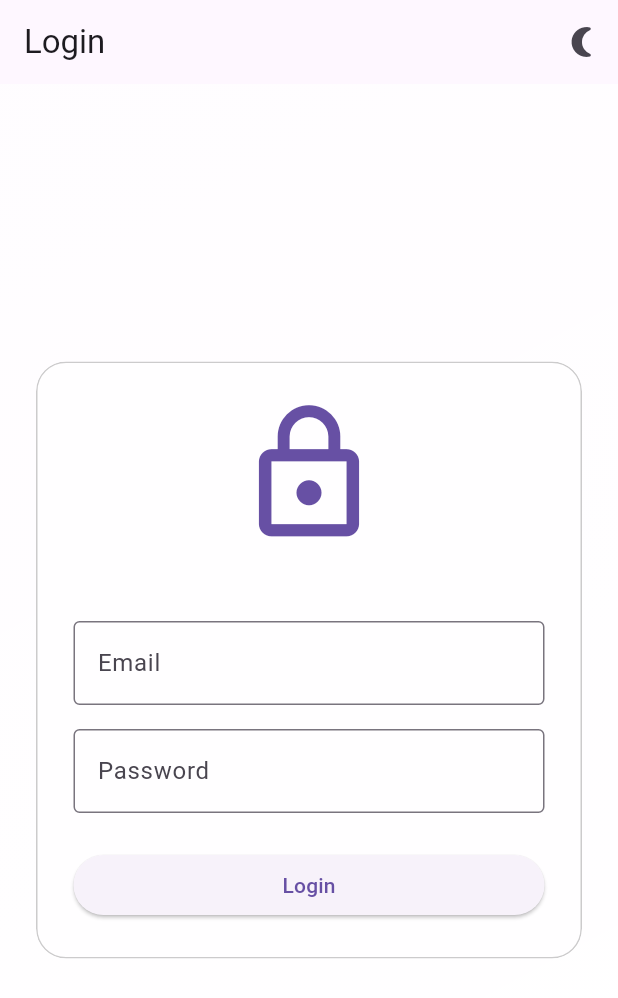
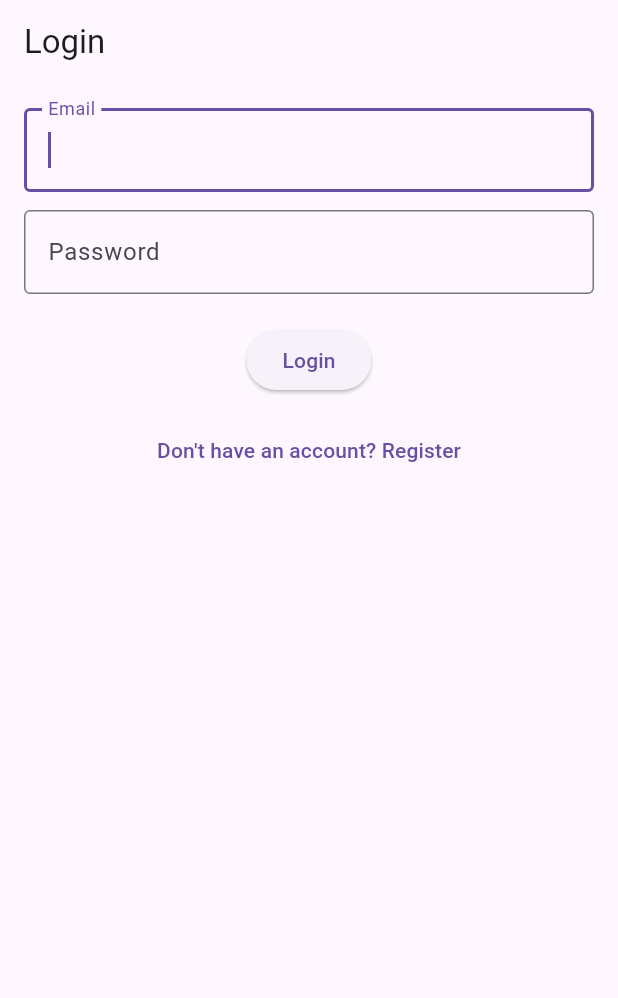
Before and after one commit to UZI-FA/TRACKIPS_MOBILE, a Flutter app: the screen it shows after launch, on a phone screen of 412 x 824 dp. Shown: the top 998 px of the screen. Run offline on Flutter 3.47's test engine with Material 3 defaults, Android fonts, the phone set to English and light mode, and no system bars; our stand-ins replace flutter_map, go_router, latlong2.

Commit message:
auth structure

```diff
--- a/lib/main.dart
+++ b/lib/main.dart
@@ -1,37 +1,34 @@
 // main.dart
 import 'package:flutter/material.dart';
-import 'package:flutter_map/flutter_map.dart';
-import 'indoor_map_screen.dart';
-import 'login_page.dart';
+import 'package:provider/provider.dart';
+import 'package:go_router/go_router.dart';
+import 'provider/auth_provider.dart';
+import 'routing.dart';
 
 void main() {
-  runApp(IndoorNavigationApp());
+  runApp(
+    ChangeNotifierProvider(
+      create: (guard) => AuthProvider(),
+      child: const IndoorNavigationApp(),
+    ),
+  );
 }
 
-class IndoorNavigationApp extends StatefulWidget {
+class IndoorNavigationApp extends StatelessWidget {
   const IndoorNavigationApp({Key? key}) : super(key: key);
 
   @override
-  State<IndoorNavigationApp> createState() => _IndoorNavigationAppState();
-}
+  Widget build(BuildContext context) {
+    final authProvider = Provider.of<AuthProvider>(context);
 
-class _IndoorNavigationAppState extends State<IndoorNavigationApp> {
-  bool _isDarkTheme = false;
+    final GoRouter router = Routing(authProvider);
 
-  void _toggleTheme() {
-    setState(() {
-      _isDarkTheme = !_isDarkTheme;
-    });
-  }
-
-  @override
-  Widget build(BuildContext context) {
-    return MaterialApp(
-      debugShowCheckedModeBanner: false,
-      home: LoginPage(
-        isDarkTheme: _isDarkTheme,
-        onThemeToggle: _toggleTheme,
+    return MaterialApp.router(
+      // title: 'Flutter Map App with go_router',
+      theme: ThemeData(
+        primarySwatch: Colors.blue,
       ),
+      routerConfig: router,
     );
   }
 }
--- a/lib/indoor_map_screen.dart
+++ b/lib/pages/indoor_map_screen.dart
@@ -1,8 +1,8 @@
 import 'package:flutter/material.dart';
 import 'package:flutter_map/flutter_map.dart';
 import 'package:latlong2/latlong.dart';
-import 'search_bar.dart';
-import 'category_icons.dart';
+import '../search_bar.dart';
+import '../category_icons.dart';
 
 class IndoorMapScreen extends StatefulWidget {
   @override
--- /dev/null
+++ b/lib/pages/login/login_page.dart
@@ -0,0 +1,98 @@
+import 'package:flutter/material.dart';
+import 'package:provider/provider.dart';
+import '../../provider/auth_provider.dart';
+import 'package:go_router/go_router.dart';
+
+class LoginPage extends StatefulWidget {
+  LoginPage({Key? key}) : super(key: key);
+
+  @override
+  State<LoginPage> createState() => _LoginPageState();
+}
+
+class _LoginPageState extends State<LoginPage> {
+  final TextEditingController _emailController = TextEditingController();
+  final TextEditingController _passwordController = TextEditingController();
+  bool _isLoading = false;
+  String? _error;
+
+  @override
+  Widget build(BuildContext context) {
+    final authProvider = Provider.of<AuthProvider>(context, listen: false);
+
+    return Scaffold(
+      appBar: AppBar(
+        title: const Text('Login'),
+      ),
+      body: SafeArea(
+        child: Padding(
+          padding: const EdgeInsets.all(16.0),
+          child: Column(
+            children: [
+              TextField(
+                controller: _emailController,
+                decoration: const InputDecoration(
+                  labelText: 'Email',
+                  border: OutlineInputBorder(),
+                ),
+                keyboardType: TextInputType.emailAddress,
+                autocorrect: false,
+                autofocus: true,
+                textInputAction: TextInputAction.next,
+              ),
+              const SizedBox(height: 12),
+              TextField(
+                controller: _passwordController,
+                decoration: const InputDecoration(
+                  labelText: 'Password',
+                  border: OutlineInputBorder(),
+                ),
+                obscureText: true,
+                textInputAction: TextInputAction.done,
+              ),
+              const SizedBox(height: 20),
+              if (_error != null)
+                Text(
+                  _error!,
+                  style: const TextStyle(color: Colors.red),
+                ),
+              if (_isLoading)
+                const CircularProgressIndicator(),
+              if (!_isLoading)
+                ElevatedButton(
+                  child: const Text('Login'),
+                  onPressed: () async {
+                    setState(() {
+                      _isLoading = true;
+                      _error = null;
+                    });
+                    bool success = await authProvider.login(
+                      _emailController.text.trim(),
+                      _passwordController.text.trim(),
+                    );
+                    setState(() {
+                      _isLoading = false;
+                    });
+                    if (success) {
+                      context.go('/dashboard');
+                    } else {
+                      setState(() {
+                        _error = 'Invalid email or password';
+                      });
+                    }
+                  },
+                ),
+              const SizedBox(height: 12),
+              TextButton(
+                child: const Text('Don\'t have an account? Register'),
+                onPressed: () {
+                  context.go('/register');
+                },
+              ),
+            ],
+          ),
+        ),
+      ),
+    );
+  }
+}
--- /dev/null
+++ b/lib/provider/auth_provider.dart
@@ -0,0 +1,32 @@
+import 'package:flutter/material.dart';
+import 'package:http/http.dart' as http;
+import 'dart:convert';
+
+class AuthProvider extends ChangeNotifier {
+  String? _token;
+  String? get token => _token;
+
+  bool get isAuthenticated => _token != null;
+
+  Future<bool> login(String email, String password) async {
+    await Future.delayed(const Duration(seconds: 2));
+    if (email == 'test@example.com' && password == 'password') {
+      _token = 'dummy_token';
+      notifyListeners();
+      return true;
+    }
+    return false;
+  }
+
+  Future<bool> register(String email, String password) async {
+    await Future.delayed(const Duration(seconds: 2));
+    _token = 'dummy_token';
+    notifyListeners();
+    return true;
+  }
+
+  void logout() {
+    _token = null;
+    notifyListeners();
+  }
+}
--- /dev/null
+++ b/lib/routing.dart
@@ -0,0 +1,39 @@
+import 'package:go_router/go_router.dart';
+import 'provider/auth_provider.dart';
+import 'pages/login/login_page.dart';
+import 'pages/login/register_page.dart';
+import 'pages/dashboard_page.dart';
+import 'pages/map_page.dart';
+
+GoRouter Routing(AuthProvider authProvider) {
+    return GoRouter(
+      initialLocation: authProvider.isAuthenticated ? '/dashboard' : '/login',
+      refreshListenable: authProvider,
+      redirect: (context, state) {
+        final loggedIn = authProvider.isAuthenticated;
+        final loggingIn = state.matchedLocation == '/login' || state.matchedLocation == '/register';
+
+        if (!loggedIn && !loggingIn) return '/login';
+        if (loggedIn && loggingIn) return '/dashboard';
+        return null;
+      },
+      routes: [
+        GoRoute(
+          path: '/login',
+          builder: (context, state) => LoginPage(),
+        ),
+        GoRoute(
+          path: '/register',
+          builder: (context, state) => RegisterPage(),
+        ),
+        GoRoute(
+          path: '/dashboard',
+          builder: (context, state) => DashboardPage(),
+        ),
+        GoRoute(
+          path: '/map',
+          builder: (context, state) => const MapPage(),
+        ),
+      ],
+    );
+  }
--- a/pubspec.yaml
+++ b/pubspec.yaml
@@ -36,6 +36,8 @@ dependencies:
   # The following adds the Cupertino Icons font to your application.
   # Use with the CupertinoIcons class for iOS style icons.
   cupertino_icons: ^1.0.8
+  provider: ^6.1.5
+  go_router: ^15.1.1
 
 dev_dependencies:
   flutter_test:
```
Also changed, not shown: lib/pages/dashboard_page.dart (added, +38 -0 lines), lib/pages/login/register_page.dart (added, +115 -0 lines), lib/pages/map_page.dart (added, +45 -0 lines), pubspec.lock.
